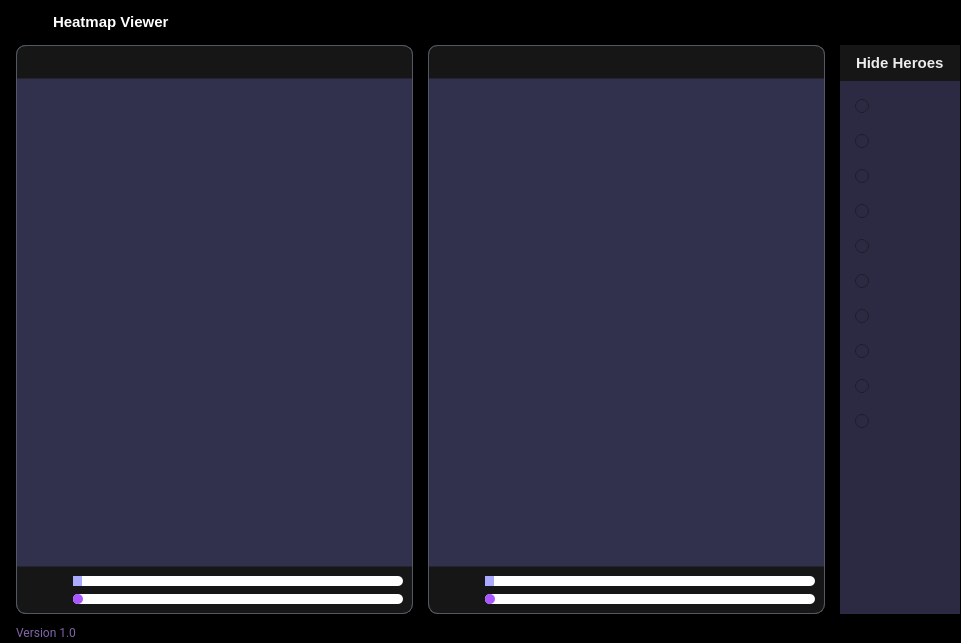
Above: ui/pages/hmap_viewer.ui from elian-olbz/mlbb-drafting-and-simulation-tools before the change. Below: the same form after it.
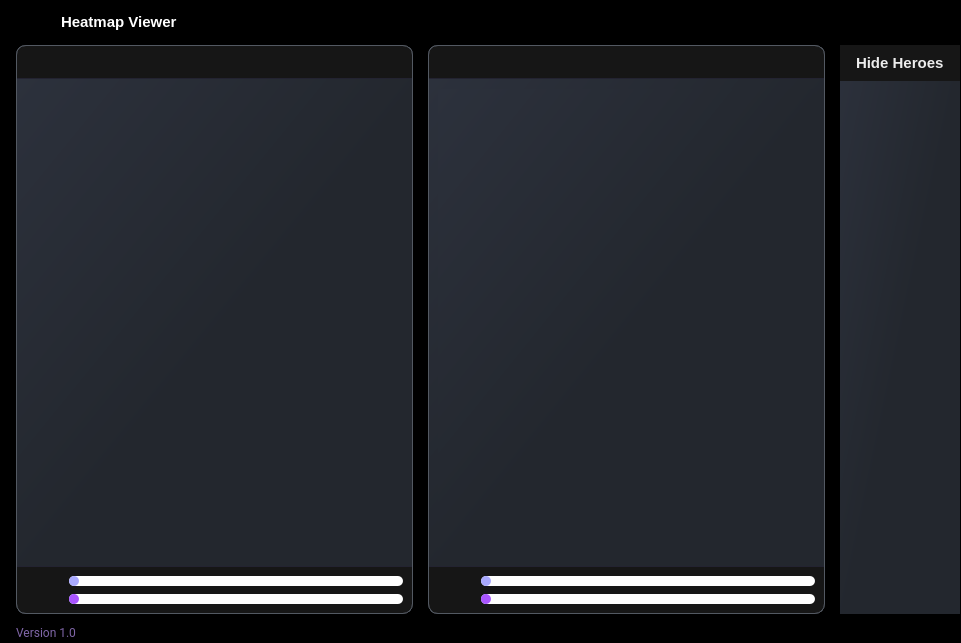
That is the form after the change. Icons and pictures are not drawn.

Commit message: Added buttons hover and press effect. Main page butttons replaced. Filtered pick/ban button on PD

The edit to the form file:
```diff
--- a/ui/pages/hmap_viewer.ui
+++ b/ui/pages/hmap_viewer.ui
@@ -73,12 +73,8 @@
 margin:0;
 color:#fff
 }
-QPushButton{
-text-align:left;
-padding: 5px 10px;
-border-top-left-radius: 10px;
-border-bottom-left-radius: 10px;
-}</string>
+
+</string>
          </property>
          <property name="frameShape">
           <enum>QFrame::StyledPanel</enum>
@@ -197,7 +193,7 @@
                     <number>8</number>
                    </property>
                    <property name="leftMargin">
-                    <number>12</number>
+                    <number>10</number>
                    </property>
                    <property name="topMargin">
                     <number>2</number>
@@ -210,6 +206,22 @@
                    </property>
                    <item alignment="Qt::AlignLeft">
                     <widget class="QPushButton" name="home_btn">
+                     <property name="styleSheet">
+                      <string notr="true">QPushButton{
+text-align:center;
+padding: 5px 5px;
+border-radius: 5px;
+}
+
+QPushButton:hover {
+    background-color: #23272e;
+}
+
+QPushButton:pressed {	
+    background-color: rgb(62, 69, 82);
+    color: rgb(255, 255, 255);
+}</string>
+                     </property>
                      <property name="text">
                       <string/>
                      </property>
@@ -294,23 +306,21 @@
                     <widget class="QPushButton" name="btn_min">
                      <property name="minimumSize">
                       <size>
-                       <width>16</width>
-                       <height>16</height>
+                       <width>0</width>
+                       <height>0</height>
                       </size>
                      </property>
                      <property name="maximumSize">
                       <size>
-                       <width>17</width>
-                       <height>17</height>
+                       <width>30</width>
+                       <height>30</height>
                       </size>
                      </property>
                      <property name="toolTip">
                       <string>Minimize</string>
                      </property>
                      <property name="styleSheet">
-                      <string notr="true">QPushButton:hover {	
-	background-color: #23272e;
-}</string>
+                      <string notr="true"/>
                      </property>
                      <property name="text">
                       <string/>
@@ -325,23 +335,21 @@
                     <widget class="QPushButton" name="btn_max">
                      <property name="minimumSize">
                       <size>
-                       <width>16</width>
-                       <height>16</height>
+                       <width>0</width>
+                       <height>0</height>
                       </size>
                      </property>
                      <property name="maximumSize">
                       <size>
-                       <width>17</width>
-                       <height>17</height>
+                       <width>30</width>
+                       <height>30</height>
                       </size>
                      </property>
                      <property name="toolTip">
                       <string>Minimize</string>
                      </property>
                      <property name="styleSheet">
-                      <string notr="true">QPushButton:hover {	
-	background-color: #23272e;
-}</string>
+                      <string notr="true"/>
                      </property>
                      <property name="text">
                       <string/>
@@ -356,23 +364,21 @@
                     <widget class="QPushButton" name="btn_close">
                      <property name="minimumSize">
                       <size>
-                       <width>16</width>
-                       <height>16</height>
+                       <width>0</width>
+                       <height>0</height>
                       </size>
                      </property>
                      <property name="maximumSize">
                       <size>
-                       <width>17</width>
-                       <height>17</height>
+                       <width>30</width>
+                       <height>30</height>
                       </size>
                      </property>
                      <property name="toolTip">
                       <string>Close</string>
                      </property>
                      <property name="styleSheet">
-                      <string notr="true">QPushButton:hover {		
-	background-color: #23272e;
-}</string>
+                      <string notr="true"/>
                      </property>
                      <property name="text">
                       <string/>
@@ -595,6 +601,22 @@
 
 QRangeSlider {
     qproperty-barColor: qlineargradient(x1:0, y1:0, x2:1, y2:1, stop:0 #227, stop:1 #77a);
+}
+
+
+QPushButton{
+text-align:center;
+padding: 5px 5px;
+border-radius: 5px;
+}
+
+QPushButton:hover {
+    background-color: #23272e;
+}
+
+QPushButton:pressed {	
+    background-color: rgb(62, 69, 82);
+    color: rgb(255, 255, 255);
 }</string>
                            </property>
                            <layout class="QHBoxLayout" name="horizontalLayout" stretch="4,4,0">
@@ -710,6 +732,15 @@
                                </item>
                                <item>
                                 <widget class="QFrame" name="frame_15">
+                                 <property name="styleSheet">
+                                  <string notr="true">QFrame #frame_15{
+background-color: qlineargradient(spread:pad, x1:0, y1:0, x2:1, y2:1, stop:0 rgba(44, 49, 60, 255), stop:0.521368 rgba(35, 39, 46, 255));
+border: 1px solid;
+border-color: rgb(83, 89, 98);
+border-top-color: transparent;
+border-bottom-color: transparent;
+}</string>
+                                 </property>
                                  <property name="frameShape">
                                   <enum>QFrame::StyledPanel</enum>
                                  </property>
@@ -762,7 +793,7 @@
                                  </property>
                                  <layout class="QHBoxLayout" name="horizontalLayout_6">
                                   <property name="spacing">
-                                   <number>0</number>
+                                   <number>6</number>
                                   </property>
                                   <property name="leftMargin">
                                    <number>4</number>
@@ -775,6 +806,9 @@
                                     <property name="toolTip">
                                      <string>Start</string>
                                     </property>
+                                    <property name="styleSheet">
+                                     <string notr="true"/>
+                                    </property>
                                     <property name="text">
                                      <string/>
                                     </property>
@@ -960,29 +994,29 @@
                                 </widget>
                                </item>
                                <item>
-                                <widget class="QFrame" name="frame_16">
+                                <widget class="QFrame" name="frame_11">
+                                 <property name="styleSheet">
+                                  <string notr="true">QFrame #frame_11{
+background-color: qlineargradient(spread:pad, x1:0, y1:0, x2:1, y2:1, stop:0 rgba(44, 49, 60, 255), stop:0.521368 rgba(35, 39, 46, 255));
+border: 1px solid;
+border-color: rgb(83, 89, 98);
+border-top-color: transparent;
+border-bottom-color: transparent;
+}QFrame #frame_15{
+background-color: qlineargradient(spread:pad, x1:0, y1:0, x2:1, y2:1, stop:0 rgba(44, 49, 60, 255), stop:0.521368 rgba(35, 39, 46, 255));
+border: 1px solid;
+border-color: rgb(83, 89, 98);
+border-top-color: transparent;
+border-bottom-color: transparent;
+}</string>
+                                 </property>
                                  <property name="frameShape">
                                   <enum>QFrame::StyledPanel</enum>
                                  </property>
                                  <property name="frameShadow">
                                   <enum>QFrame::Raised</enum>
                                  </property>
-                                 <layout class="QVBoxLayout" name="verticalLayout_11">
-                                  <property name="spacing">
-                                   <number>0</number>
-                                  </property>
-                                  <property name="leftMargin">
-                                   <number>0</number>
-                                  </property>
-                                  <property name="topMargin">
-                                   <number>0</number>
-                                  </property>
-                                  <property name="rightMargin">
-                                   <number>0</number>
-                                  </property>
-                                  <property name="bottomMargin">
-                                   <number>0</number>
-                                  </property>
+                                 <layout class="QVBoxLayout" name="verticalLayout_12">
                                   <item>
                                    <widget class="QGraphicsView" name="graphics_view">
                                     <property name="sizePolicy">
@@ -998,7 +1032,7 @@
                                      </size>
                                     </property>
                                     <property name="styleSheet">
-                                     <string notr="true"/>
+                                     <string notr="true">background-color: qlineargradient(spread:pad, x1:0, y1:0, x2:1, y2:1, stop:0 rgba(44, 49, 60, 255), stop:0.521368 rgba(35, 39, 46, 255));</string>
                                     </property>
                                     <property name="verticalScrollBarPolicy">
                                      <enum>Qt::ScrollBarAlwaysOff</enum>
@@ -1014,6 +1048,33 @@
                                     </property>
                                    </widget>
                                   </item>
+                                 </layout>
+                                </widget>
+                               </item>
+                               <item>
+                                <widget class="QFrame" name="frame_16">
+                                 <property name="frameShape">
+                                  <enum>QFrame::StyledPanel</enum>
+                                 </property>
+                                 <property name="frameShadow">
+                                  <enum>QFrame::Raised</enum>
+                                 </property>
+                                 <layout class="QVBoxLayout" name="verticalLayout_11">
+                                  <property name="spacing">
+                                   <number>0</number>
+                                  </property>
+                                  <property name="leftMargin">
+                                   <number>0</number>
+                                  </property>
+                                  <property name="topMargin">
+                                   <number>0</number>
+                                  </property>
+                                  <property name="rightMargin">
+                                   <number>0</number>
+                                  </property>
+                                  <property name="bottomMargin">
+                                   <number>0</number>
+                                  </property>
                                   <item>
                                    <widget class="QFrame" name="frame_10">
                                     <property name="styleSheet">
@@ -1034,7 +1095,7 @@
                                     </property>
                                     <layout class="QHBoxLayout" name="horizontalLayout_8">
                                      <property name="spacing">
-                                      <number>0</number>
+                                      <number>6</number>
                                      </property>
                                      <property name="leftMargin">
                                       <number>4</number>
@@ -1047,6 +1108,9 @@
                                        <property name="toolTip">
                                         <string>Start</string>
                                        </property>
+                                       <property name="styleSheet">
+                                        <string notr="true"/>
+                                       </property>
                                        <property name="text">
                                         <string/>
                                        </property>
@@ -1159,7 +1223,9 @@
                                </font>
                               </property>
                               <property name="styleSheet">
-                               <string notr="true">background-color: rgb(44, 42, 66);</string>
+                               <string notr="true">QFrame #right_frame{
+background-color: qlineargradient(spread:pad, x1:0, y1:0, x2:1, y2:1, stop:0 rgba(44, 49, 60, 255), stop:0.521368 rgba(35, 39, 46, 255));
+}</string>
                               </property>
                               <property name="frameShape">
                                <enum>QFrame::StyledPanel</enum>
```
Left out of the diff: 18 changed lines with no effect on the pictures. The commit also changes 14 other files.
